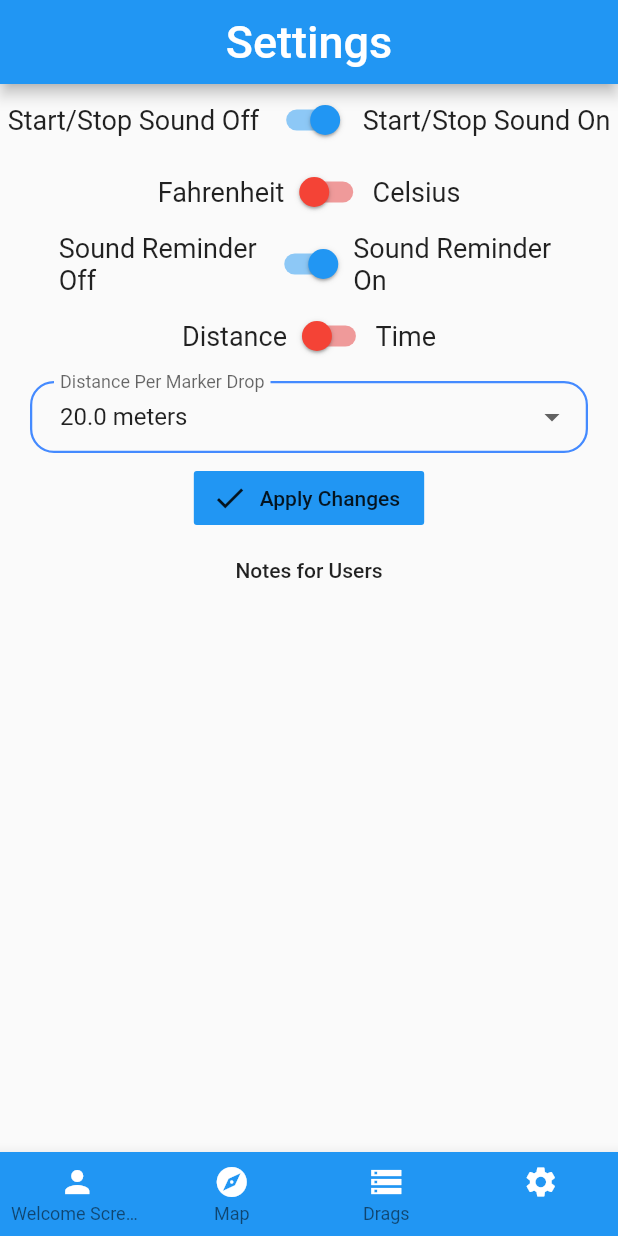
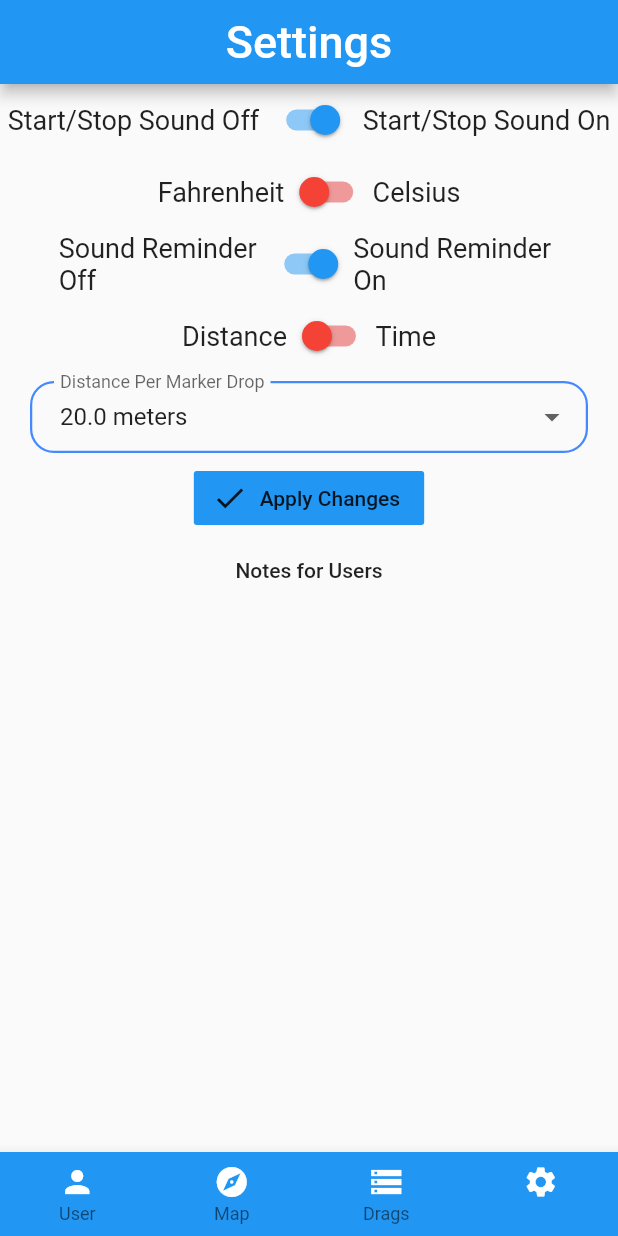
Before and after one commit to adamcantor22/Tick-mon, a Flutter app: the screen it shows after launch, item 4 of the bottom bar chosen, on a phone screen of 412 x 824 dp. Run offline on Flutter 3.47's test engine with Material 2 defaults, Android fonts, the phone set to English and light mode, and no system bars; our stand-ins replace audioplayers, cloud_firestore, date_format, firebase_auth, firebase_storage, flutter_map and 5 more; missing offline and left inert: gpx; accounts and stored records are empty.

Commit message:
Welcome => user

```diff
--- a/tick_tok_bio/lib/main.dart
+++ b/tick_tok_bio/lib/main.dart
@@ -154,7 +154,7 @@ class HomePageState extends State<HomePage> {
       backgroundColor: Colors.blue,
       type: BottomNavigationBarType.fixed,
       items: <BottomNavigationBarItem>[
-        navBarItem(Icons.person, 'Welcome Screen'),
+        navBarItem(Icons.person, 'User'),
         navBarItem(Icons.explore, 'Map'),
         navBarItem(Icons.storage, 'Drags'),
         navBarItem(Icons.settings, 'Settings'),
```
